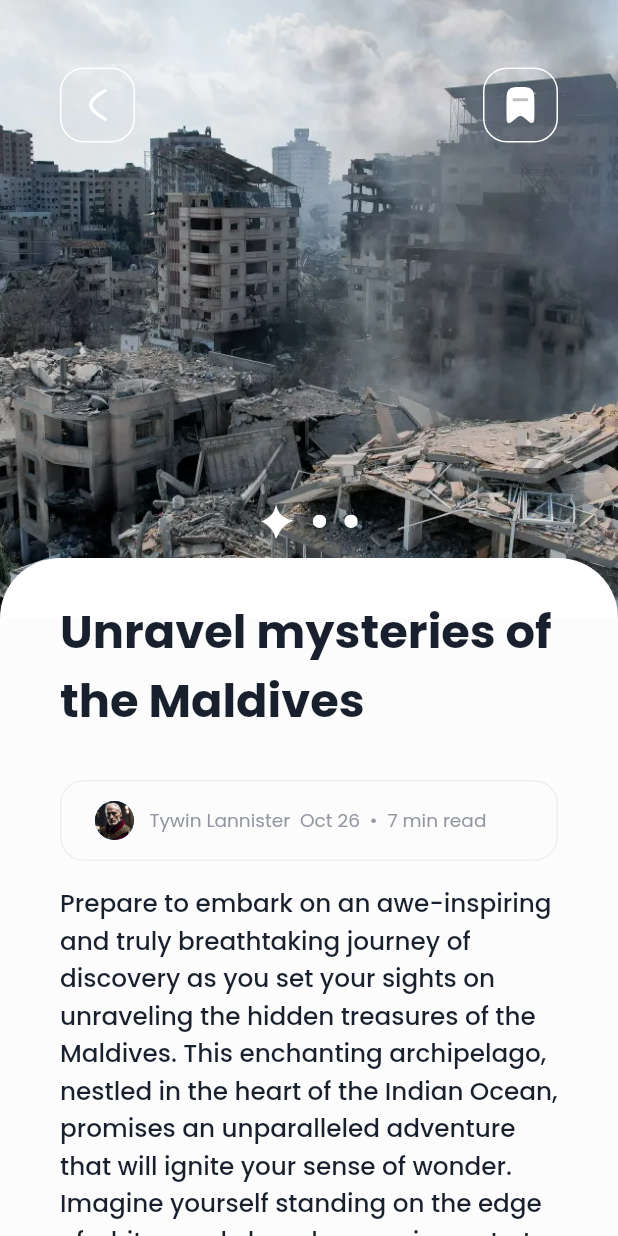
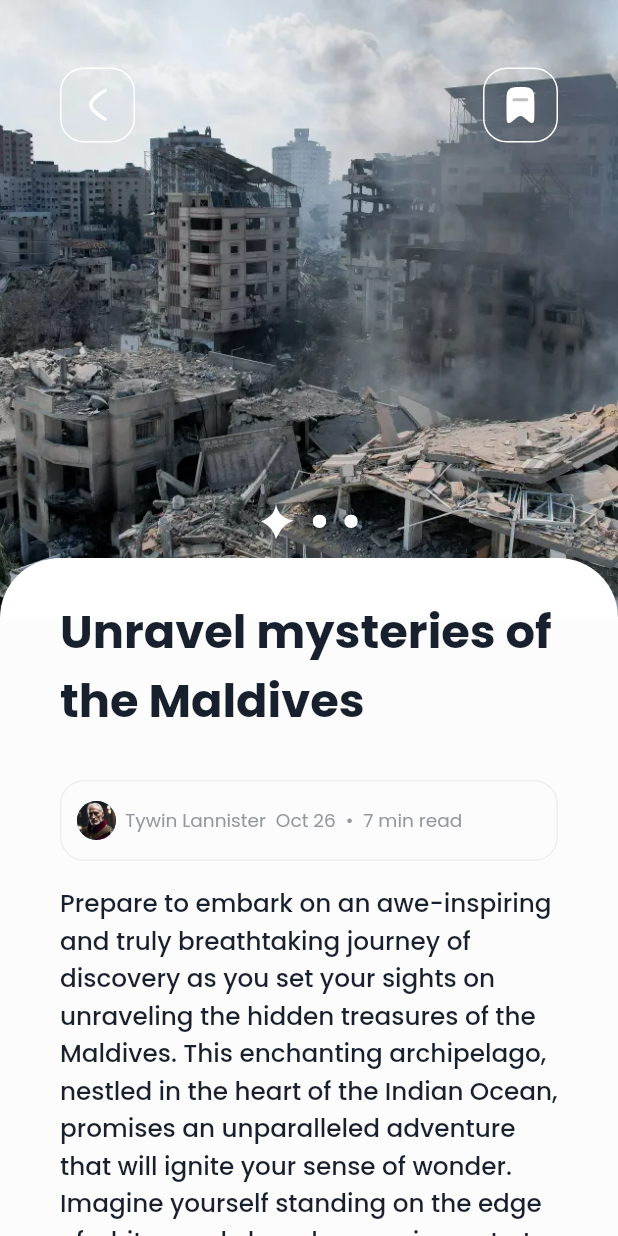
Before and after one commit to harleymamalias/news_app, a Flutter app: the NewsDetailsScreen screen opened directly with sample values from the repository, on a phone screen of 412 x 824 dp. Run offline on Flutter 3.47's test engine with Material 2 defaults, Android fonts, the light colour scheme and no system bars; drawn by our look-alikes of carousel_slider; our stand-ins replace flutter_svg, google_fonts.

Commit message:
small changes from the layout

```diff
--- a/lib/models/news_details_data.dart
+++ b/lib/models/news_details_data.dart
@@ -58,7 +58,7 @@
     authorLastName: authorData[1].authorLastName,
     datePublished: 'Oct 25, 2023',
     minutesPosted: '7 min read',
-    description: 'This is a sample news description for the second news item.',
+    description: 'Prepare to embark on an awe-inspiring and truly breathtaking journey of discovery as you set your sights on unraveling the hidden treasures of the Maldives. This enchanting archipelago, nestled in the heart of the Indian Ocean, promises an unparalleled adventure that will ignite your sense of wonder. Imagine yourself standing on the edge of white sandy beaches, gazing out at the endless horizon where the sky meets the ocean in perfect harmony. \n \nDive into the crystal-clear, turquoise waters that envelope you, offering a warm and welcoming embrace. As you descend beneath the surface, you\'ll discover a mesmerizing underwater world filled with vibrant coral reefs that are nothing short of a living masterpiece. These reefs are a haven for marine life, and you\'ll have the privilege of encountering a stunning array of creatures, from the graceful sea turtles to the colorful schools of fish that dance around the corals.',
   ),
   NewsDetailsData(
     mainCoverPhoto: 'assets/sports-event.jpg',
@@ -74,7 +74,7 @@
     authorLastName: authorData[0].authorLastName,
     datePublished: 'Oct 26, 2023',
     minutesPosted: '7 min read',
-    description: 'This is a sample news description for the first news item.',
+    description: 'Prepare to embark on an awe-inspiring and truly breathtaking journey of discovery as you set your sights on unraveling the hidden treasures of the Maldives. This enchanting archipelago, nestled in the heart of the Indian Ocean, promises an unparalleled adventure that will ignite your sense of wonder. Imagine yourself standing on the edge of white sandy beaches, gazing out at the endless horizon where the sky meets the ocean in perfect harmony. \n \nDive into the crystal-clear, turquoise waters that envelope you, offering a warm and welcoming embrace. As you descend beneath the surface, you\'ll discover a mesmerizing underwater world filled with vibrant coral reefs that are nothing short of a living masterpiece. These reefs are a haven for marine life, and you\'ll have the privilege of encountering a stunning array of creatures, from the graceful sea turtles to the colorful schools of fish that dance around the corals.',
   ),
   NewsDetailsData(
     mainCoverPhoto: 'assets/music-event.jpg',
@@ -90,6 +90,6 @@
     authorLastName: authorData[1].authorLastName,
     datePublished: 'Oct 25, 2023',
     minutesPosted: '7 min read',
-    description: 'This is a sample news description for the second news item.',
+    description: 'Prepare to embark on an awe-inspiring and truly breathtaking journey of discovery as you set your sights on unraveling the hidden treasures of the Maldives. This enchanting archipelago, nestled in the heart of the Indian Ocean, promises an unparalleled adventure that will ignite your sense of wonder. Imagine yourself standing on the edge of white sandy beaches, gazing out at the endless horizon where the sky meets the ocean in perfect harmony. \n \nDive into the crystal-clear, turquoise waters that envelope you, offering a warm and welcoming embrace. As you descend beneath the surface, you\'ll discover a mesmerizing underwater world filled with vibrant coral reefs that are nothing short of a living masterpiece. These reefs are a haven for marine life, and you\'ll have the privilege of encountering a stunning array of creatures, from the graceful sea turtles to the colorful schools of fish that dance around the corals.',
   ),
 ];
--- a/lib/screens/news_details_screen.dart
+++ b/lib/screens/news_details_screen.dart
@@ -124,9 +124,6 @@
               ),
               child: Row(
                 children: [
-                  const SizedBox(
-                    width: 12,
-                  ),
                   CircleAvatar(
                     radius: 13,
                     backgroundColor: Colors.blue,
@@ -134,7 +131,7 @@
                         AssetImage(widget.newsDetailsData.authorProfile),
                   ),
                   SizedBox(
-                    width: SizeConfiguration.blockSizeHorizontal! * 2.5,
+                    width: SizeConfiguration.blockSizeHorizontal! * 1.5,
                   ),
                   Text(
                     '${widget.newsDetailsData.authorFirstName} ${widget.newsDetailsData.authorLastName}  ${widget.newsDetailsData.datePublished}  •  ${widget.newsDetailsData.minutesPosted}',
@@ -146,7 +143,7 @@
                         height: 0,
                       ),
                     ),
-                    maxLines: 1,
+                    maxLines: 2,
                     overflow: TextOverflow.ellipsis,
                   ),
                 ],
```
